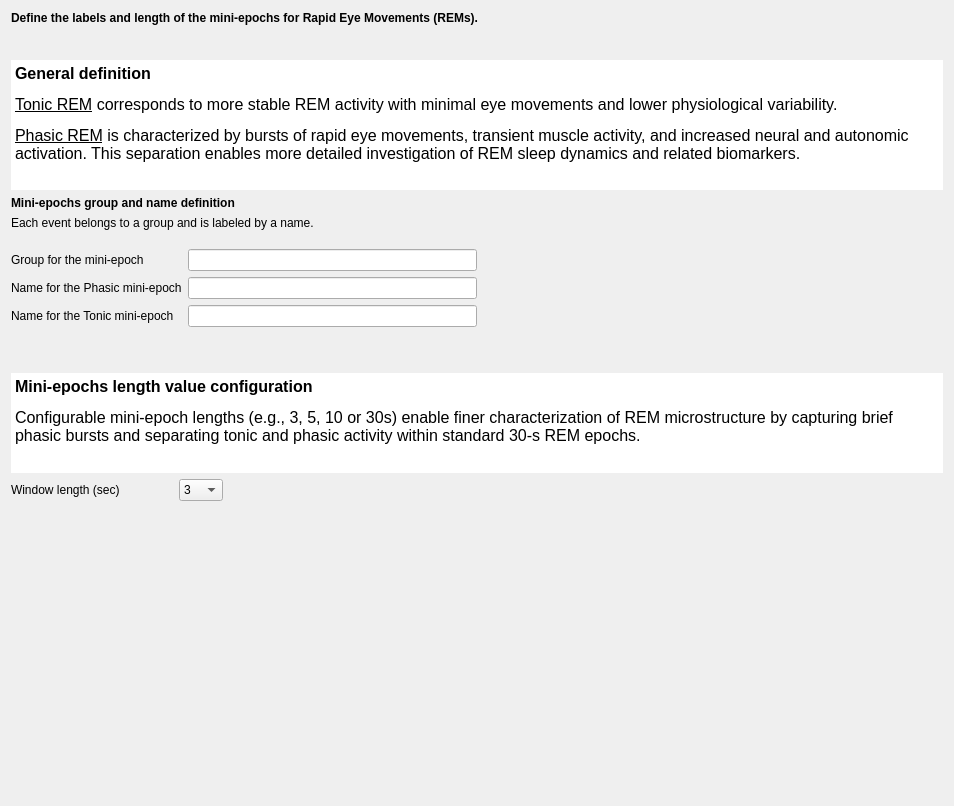
Qt form tools/CEAMSTools/DetectREMsYASA/MiniEpochDefinition/Ui_MiniEpochDefinition.ui (SnoozToolbox/snooz-package-ceams) before a commit.
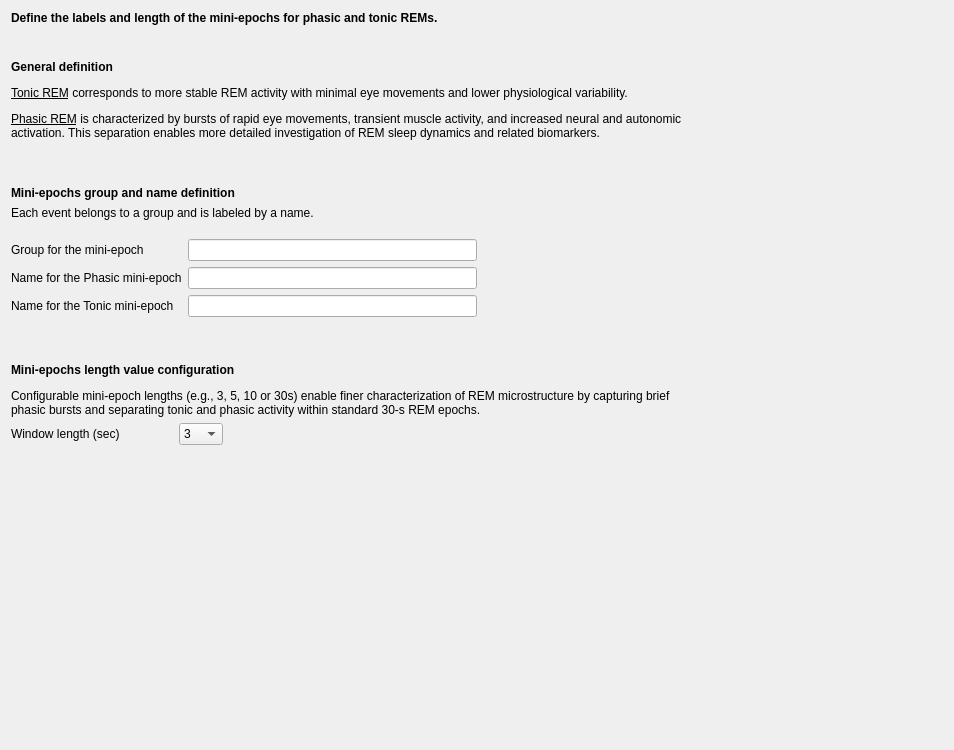
The same form after that commit.

Commit message: Modifying the UI of the Detect REMs YASA tool. Adding new phasic/tonic parameters to the REMs report

Patch:
```diff
--- a/tools/CEAMSTools/DetectREMsYASA/MiniEpochDefinition/Ui_MiniEpochDefinition.ui
+++ b/tools/CEAMSTools/DetectREMsYASA/MiniEpochDefinition/Ui_MiniEpochDefinition.ui
@@ -7,9 +7,15 @@
     <x>0</x>
     <y>0</y>
     <width>954</width>
-    <height>806</height>
+    <height>750</height>
    </rect>
   </property>
+  <property name="sizePolicy">
+   <sizepolicy hsizetype="Preferred" vsizetype="Fixed">
+    <horstretch>0</horstretch>
+    <verstretch>0</verstretch>
+   </sizepolicy>
+  </property>
   <property name="windowTitle">
    <string/>
   </property>
@@ -20,7 +26,7 @@
    <item>
     <widget class="QLabel" name="label_4">
      <property name="text">
-      <string>&lt;html&gt;&lt;head/&gt;&lt;body&gt;&lt;p&gt;&lt;span style=&quot; font-weight:700;&quot;&gt;Define the labels and length of the mini-epochs for Rapid Eye Movements (REMs).&lt;/span&gt;&lt;/p&gt;&lt;/body&gt;&lt;/html&gt;</string>
+      <string>&lt;html&gt;&lt;head/&gt;&lt;body&gt;&lt;p&gt;&lt;span style=&quot; font-weight:700;&quot;&gt;Define the labels and length of the mini-epochs for phasic and tonic REMs.&lt;/span&gt;&lt;/p&gt;&lt;/body&gt;&lt;/html&gt;</string>
      </property>
     </widget>
    </item>
@@ -41,42 +47,9 @@
     </spacer>
    </item>
    <item>
-    <widget class="QTextEdit" name="textEdit">
-     <property name="sizePolicy">
-      <sizepolicy hsizetype="Expanding" vsizetype="Fixed">
-       <horstretch>0</horstretch>
-       <verstretch>0</verstretch>
-      </sizepolicy>
-     </property>
-     <property name="maximumSize">
-      <size>
-       <width>16777215</width>
-       <height>130</height>
-      </size>
-     </property>
-     <property name="frameShape">
-      <enum>QFrame::Shape::NoFrame</enum>
-     </property>
-     <property name="frameShadow">
-      <enum>QFrame::Shadow::Raised</enum>
-     </property>
-     <property name="lineWidth">
-      <number>0</number>
-     </property>
-     <property name="readOnly">
-      <bool>true</bool>
-     </property>
-     <property name="html">
-      <string>&lt;!DOCTYPE HTML PUBLIC &quot;-//W3C//DTD HTML 4.0//EN&quot; &quot;http://www.w3.org/TR/REC-html40/strict.dtd&quot;&gt;
-&lt;html&gt;&lt;head&gt;&lt;meta name=&quot;qrichtext&quot; content=&quot;1&quot; /&gt;&lt;meta charset=&quot;utf-8&quot; /&gt;&lt;style type=&quot;text/css&quot;&gt;
-p, li { white-space: pre-wrap; }
-hr { height: 1px; border-width: 0; }
-li.unchecked::marker { content: &quot;\2610&quot;; }
-li.checked::marker { content: &quot;\2612&quot;; }
-&lt;/style&gt;&lt;/head&gt;&lt;body style=&quot; font-family:'Roboto'; font-size:12pt; font-weight:400; font-style:normal;&quot;&gt;
-&lt;p style=&quot; margin-top:0px; margin-bottom:0px; margin-left:0px; margin-right:0px; -qt-block-indent:0; text-indent:0px;&quot;&gt;&lt;span style=&quot; font-family:'Roboto-Regular'; font-weight:700;&quot;&gt;General definition&lt;/span&gt;&lt;/p&gt;
-&lt;p style=&quot; margin-top:12px; margin-bottom:12px; margin-left:0px; margin-right:0px; -qt-block-indent:0; text-indent:0px;&quot;&gt;&lt;span style=&quot; font-family:'Roboto-Regular'; text-decoration: underline;&quot;&gt;Tonic REM&lt;/span&gt;&lt;span style=&quot; font-family:'Roboto-Regular';&quot;&gt; corresponds to more stable REM activity with minimal eye movements and lower physiological variability.&lt;/span&gt;&lt;/p&gt;
-&lt;p style=&quot; margin-top:12px; margin-bottom:12px; margin-left:0px; margin-right:0px; -qt-block-indent:0; text-indent:0px;&quot;&gt;&lt;span style=&quot; font-family:'Roboto-Regular'; text-decoration: underline;&quot;&gt;Phasic REM&lt;/span&gt;&lt;span style=&quot; font-family:'Roboto-Regular';&quot;&gt; is characterized by bursts of rapid eye movements, transient muscle activity, and increased neural and autonomic activation. This separation enables more detailed investigation of REM sleep dynamics and related biomarkers.&lt;/span&gt;&lt;/p&gt;&lt;/body&gt;&lt;/html&gt;</string>
+    <widget class="QLabel" name="label_9">
+     <property name="text">
+      <string>&lt;html&gt;&lt;head/&gt;&lt;body&gt;&lt;p&gt;&lt;span style=&quot; font-family:'Roboto-Regular'; font-weight:700;&quot;&gt;General definition&lt;/span&gt;&lt;/p&gt;&lt;p&gt;&lt;span style=&quot; font-family:'Roboto-Regular'; text-decoration: underline;&quot;&gt;Tonic REM&lt;/span&gt;&lt;span style=&quot; font-family:'Roboto-Regular';&quot;&gt; corresponds to more stable REM activity with minimal eye movements and lower physiological variability.&lt;/span&gt;&lt;/p&gt;&lt;p&gt;&lt;span style=&quot; font-family:'Roboto-Regular'; text-decoration: underline;&quot;&gt;Phasic REM&lt;/span&gt;&lt;span style=&quot; font-family:'Roboto-Regular';&quot;&gt; is characterized by bursts of rapid eye movements, transient muscle activity, and increased neural and autonomic&lt;br/&gt;activation. This separation enables more detailed investigation of REM sleep dynamics and related biomarkers.&lt;/span&gt;&lt;/p&gt;&lt;p&gt;&lt;br/&gt;&lt;/p&gt;&lt;/body&gt;&lt;/html&gt;</string>
      </property>
     </widget>
    </item>
@@ -178,45 +151,8 @@
     </spacer>
    </item>
    <item>
-    <widget class="QTextEdit" name="textEdit_2">
-     <property name="sizePolicy">
-      <sizepolicy hsizetype="Expanding" vsizetype="Fixed">
-       <horstretch>0</horstretch>
-       <verstretch>0</verstretch>
-      </sizepolicy>
-     </property>
-     <property name="maximumSize">
-      <size>
-       <width>16777215</width>
-       <height>100</height>
-      </size>
-     </property>
-     <property name="frameShape">
-      <enum>QFrame::Shape::NoFrame</enum>
-     </property>
-     <property name="frameShadow">
-      <enum>QFrame::Shadow::Plain</enum>
-     </property>
-     <property name="lineWidth">
-      <number>0</number>
-     </property>
-     <property name="readOnly">
-      <bool>true</bool>
-     </property>
-     <property name="html">
-      <string>&lt;!DOCTYPE HTML PUBLIC &quot;-//W3C//DTD HTML 4.0//EN&quot; &quot;http://www.w3.org/TR/REC-html40/strict.dtd&quot;&gt;
-&lt;html&gt;&lt;head&gt;&lt;meta name=&quot;qrichtext&quot; content=&quot;1&quot; /&gt;&lt;meta charset=&quot;utf-8&quot; /&gt;&lt;style type=&quot;text/css&quot;&gt;
-p, li { white-space: pre-wrap; }
-hr { height: 1px; border-width: 0; }
-li.unchecked::marker { content: &quot;\2610&quot;; }
-li.checked::marker { content: &quot;\2612&quot;; }
-&lt;/style&gt;&lt;/head&gt;&lt;body style=&quot; font-family:'Roboto'; font-size:12pt; font-weight:400; font-style:normal;&quot;&gt;
-&lt;p style=&quot; margin-top:0px; margin-bottom:0px; margin-left:0px; margin-right:0px; -qt-block-indent:0; text-indent:0px;&quot;&gt;&lt;span style=&quot; font-weight:700;&quot;&gt;Mini-epochs length value configuration&lt;/span&gt;&lt;/p&gt;
-&lt;p style=&quot; margin-top:12px; margin-bottom:12px; margin-left:0px; margin-right:0px; -qt-block-indent:0; text-indent:0px;&quot;&gt;&lt;span style=&quot; font-family:'Roboto-Regular';&quot;&gt;Configurable mini-epoch lengths (e.g., 3, 5, 10 or 30s) enable finer characterization of REM microstructure by capturing brief phasic bursts and separating tonic and phasic activity within standard 30-s REM epochs.&lt;/span&gt;&lt;/p&gt;&lt;/body&gt;&lt;/html&gt;</string>
-     </property>
-    </widget>
-   </item>
-   <item>
+    <layout class="QGridLayout" name="gridLayout">
+     <item row="1" column="0">
     <layout class="QHBoxLayout" name="horizontalLayout_2">
      <item>
       <layout class="QFormLayout" name="formLayout_2">
@@ -265,6 +201,15 @@
         </size>
        </property>
       </spacer>
+       </item>
+      </layout>
+     </item>
+     <item row="0" column="0">
+      <widget class="QLabel" name="label_7">
+       <property name="text">
+        <string>&lt;html&gt;&lt;head/&gt;&lt;body&gt;&lt;p&gt;&lt;span style=&quot; font-weight:700;&quot;&gt;Mini-epochs length value configuration&lt;/span&gt;&lt;/p&gt;&lt;p&gt;Configurable mini-epoch lengths (e.g., 3, 5, 10 or 30s) enable finer characterization of REM microstructure by capturing brief&lt;br/&gt;phasic bursts and separating tonic and phasic activity within standard 30-s REM epochs.&lt;/p&gt;&lt;/body&gt;&lt;/html&gt;</string>
+       </property>
+      </widget>
      </item>
     </layout>
    </item>
```
Lines whose indentation alone changed are shown as unchanged. The commit also changes 7 other files.
